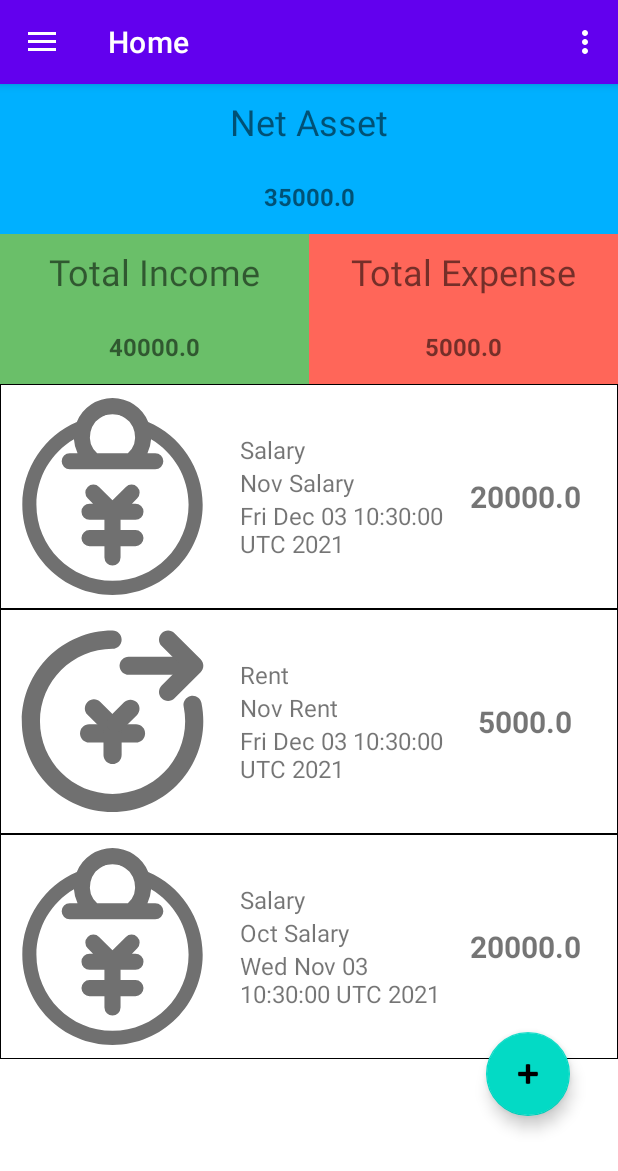
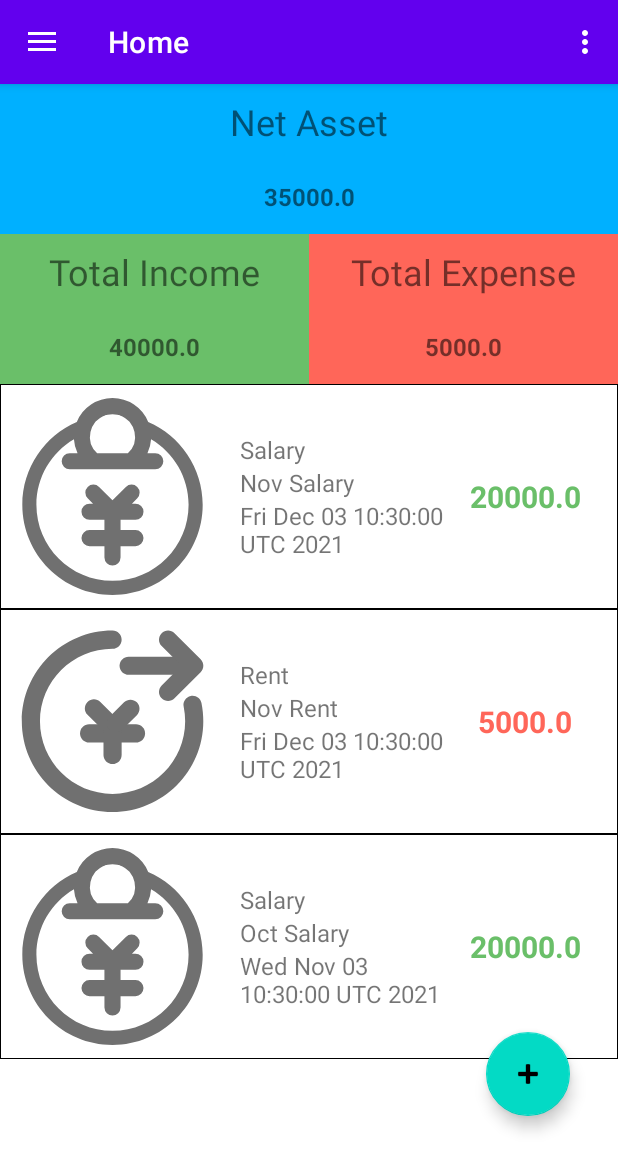
Before and after one commit to ChopperCP/MyAccount, an Android app: the screen it shows after launch (MainActivity), on a phone screen of 412 x 824 dp. Shown: the top 1171 px of the screen. Run offline under Robolectric (Android 15) with nearby library versions, the phone set to English and light mode, and no system bars; our stand-ins replace navigation-ui.

Commit message:
1. Added color to transaction amount for different transaction type.

```diff
--- a/app/src/main/java/com/example/myaccount/ui/home/HomeFragment.java
+++ b/app/src/main/java/com/example/myaccount/ui/home/HomeFragment.java
@@ -1,6 +1,7 @@
 package com.example.myaccount.ui.home;
 
 import android.app.AlertDialog;
+import android.content.Context;
 import android.content.DialogInterface;
 import android.os.Bundle;
 import android.view.ContextMenu;
@@ -212,6 +213,7 @@ class HomeRecyclerViewAdapter extends RecyclerView.Adapter {
     private final List<Transaction> transactions;
     private final DataLoader dataLoader;
     private TransactionHolder transactionViewHolder;
+    private Context parentContext;
 
     public HomeRecyclerViewAdapter(List<Transaction> transactions, DataLoader dataLoader, RecyclerView.Adapter adapter) {
         this.transactions = transactions;
@@ -222,6 +224,7 @@ class HomeRecyclerViewAdapter extends RecyclerView.Adapter {
     @Override
     public RecyclerView.ViewHolder onCreateViewHolder(@NonNull ViewGroup parent, int viewType) {
         View view = LayoutInflater.from(parent.getContext()).inflate(R.layout.item_holder, parent, false);
+        this.parentContext=parent.getContext();
 
         return new TransactionHolder(view, this);
     }
@@ -230,11 +233,22 @@ class HomeRecyclerViewAdapter extends RecyclerView.Adapter {
     public void onBindViewHolder(@NonNull RecyclerView.ViewHolder holder, int position) {
         this.transactionViewHolder = (TransactionHolder) holder;
 
-        transactionViewHolder.getImageView().setImageResource(transactions.get(position).getImageIdIcon());
-        transactionViewHolder.getTitleView().setText(transactions.get(position).getTitle());
-        transactionViewHolder.getCommentView().setText(transactions.get(position).getComment());
-        transactionViewHolder.getAmountView().setText(String.valueOf(transactions.get(position).getAmount()));
-        transactionViewHolder.getDateView().setText(transactions.get(position).getDate().getTime().toString());
+        Transaction targetTransaction=transactions.get(position);
+        transactionViewHolder.getImageView().setImageResource(targetTransaction.getImageIdIcon());
+        transactionViewHolder.getTitleView().setText(targetTransaction.getTitle());
+        transactionViewHolder.getCommentView().setText(targetTransaction.getComment());
+        transactionViewHolder.getAmountView().setText(String.valueOf(targetTransaction.getAmount()));
+        transactionViewHolder.getDateView().setText(targetTransaction.getDate().getTime().toString());
+
+        switch (targetTransaction.getType()){
+            case Transaction.Type.TYPE_INCOME:
+                transactionViewHolder.getAmountView().setTextColor(parentContext.getColor(R.color.green_light));
+                break;
+            case Transaction.Type.TYPE_EXPENSE:
+                transactionViewHolder.getAmountView().setTextColor(parentContext.getColor(R.color.red_light));
+                break;
+
+        }
     }
 
     @Override
@@ -294,6 +308,7 @@ class HomeRecyclerViewAdapter extends RecyclerView.Adapter {
             this.adapter = adapter;
             itemView.setOnCreateContextMenuListener(this);
         }
+
 
         @Override
         public boolean onMenuItemClick(MenuItem item) {
```
